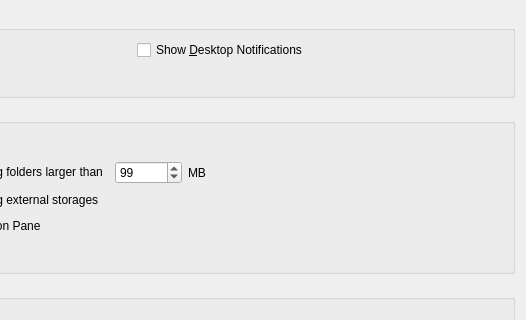
First picture: the form in src/gui/generalsettings.ui, repository nextcloud/desktop, before the edit; both pictures show x 259 to 785 and y 0 to 320 of the 785 by 523 pixel window.
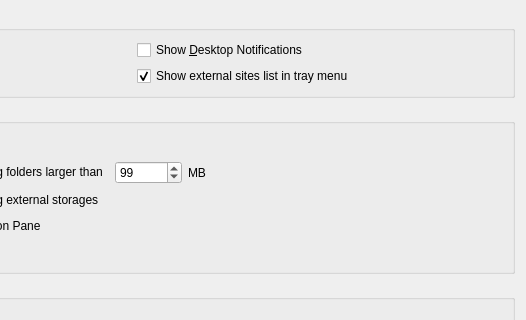
Second picture: the form after the edit.

Commit message: Adds checkbox to toggle display of external sites list in the menu.

```diff
--- a/src/gui/generalsettings.ui
+++ b/src/gui/generalsettings.ui
@@ -44,6 +44,22 @@
         </property>
        </widget>
       </item>
+      <item row="1" column="1">
+       <widget class="QCheckBox" name="showExternalSitesCheckBox">
+        <property name="text">
+         <string>Show external sites list in tray menu</string>
+        </property>
+        <property name="checkable">
+         <bool>true</bool>
+        </property>
+        <property name="checked">
+         <bool>true</bool>
+        </property>
+        <property name="tristate">
+         <bool>false</bool>
+        </property>
+       </widget>
+      </item>
      </layout>
     </widget>
    </item>
```
